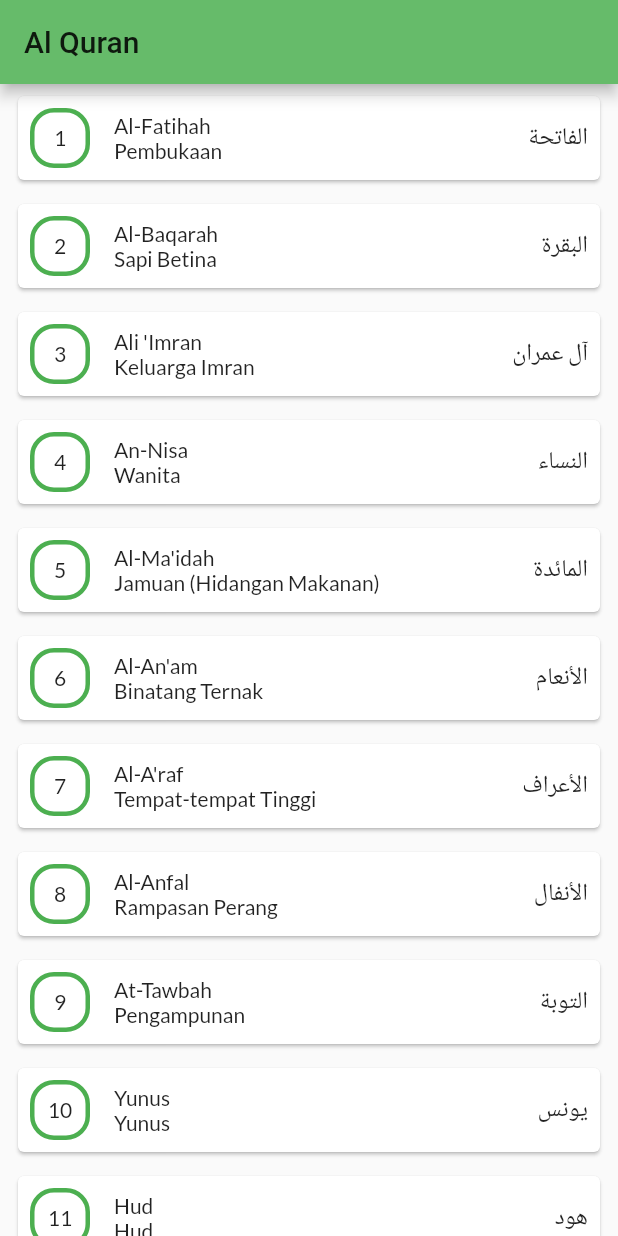
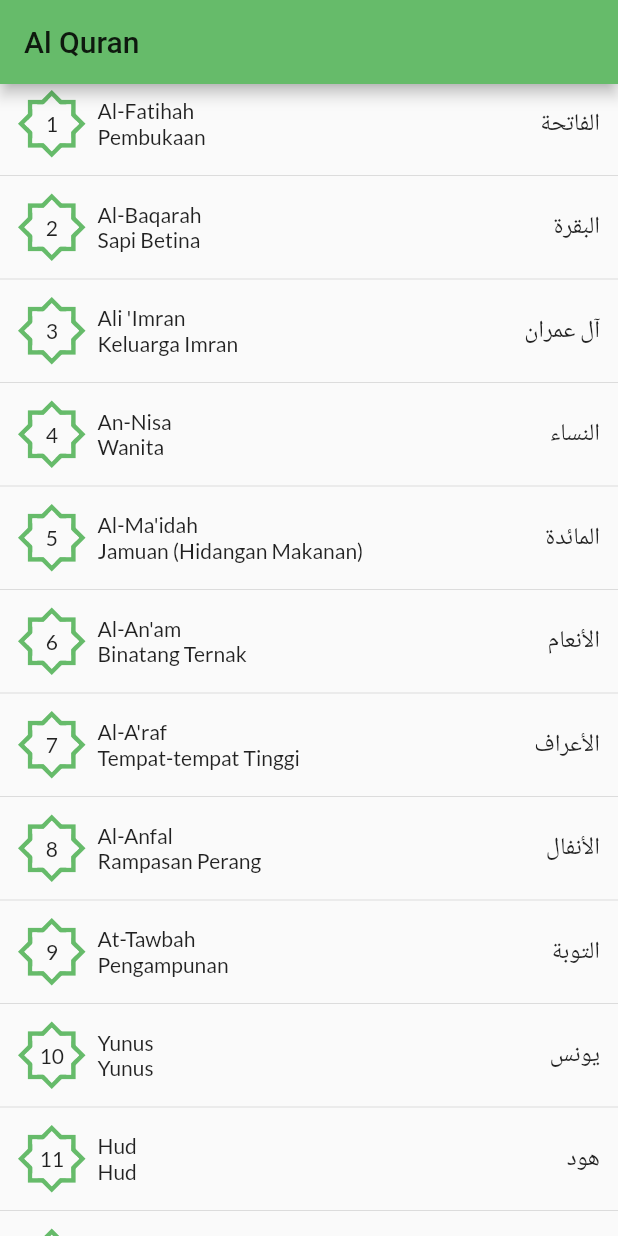
Before and after one commit to ahmadfaizk/flutter-alquran, a Flutter app: the screen it shows after launch, on a phone screen of 412 x 824 dp. Run offline on Flutter 3.47's test engine with Material 2 defaults, Android fonts, the phone set to English and light mode, and no system bars; our stand-ins replace bloc, equatable, flutter_bloc, get, google_fonts, lottie.

Commit message:
add octagonal_container widget

```diff
--- a/lib/ui/home.dart
+++ b/lib/ui/home.dart
@@ -1,5 +1,6 @@
 import 'package:alquran/bloc/bloc.dart';
 import 'package:alquran/model/models.dart';
+import 'package:alquran/ui/ui.dart';
 import 'package:flutter/material.dart';
 import 'package:flutter_bloc/flutter_bloc.dart';
 import 'package:get/route_manager.dart';
@@ -22,33 +23,26 @@ class Home extends StatelessWidget {
           if (state is LoadingState) {
             return Center(child: CircularProgressIndicator());
           } else if (state is SuccessState<List<Chapter>>) {
-            return ListView.builder(
+            return ListView.separated(
+              separatorBuilder: (context, index) => Divider(),
               itemCount: state.data.length,
               itemBuilder: (context, index) {
                 var chapter = state.data[index];
                 return Container(
-                    margin: EdgeInsets.fromLTRB(8, 4, 8, 4),
+                    margin: EdgeInsets.symmetric(horizontal: 8),
                     child: GestureDetector(
-                      child: Card(
-                          child: Padding(
-                        padding: const EdgeInsets.all(8.0),
+                      child: Padding(
+                        padding: const EdgeInsets.all(4.0),
                         child: Row(
                           mainAxisAlignment: MainAxisAlignment.start,
                           children: [
-                            Container(
-                              width: 40,
-                              height: 40,
-                              padding: EdgeInsets.all(4),
-                              decoration: BoxDecoration(
-                                  border:
-                                      Border.all(color: Colors.green, width: 3),
-                                  borderRadius: BorderRadius.circular(16)),
-                              child: Center(
-                                  child:
-                                      Text(chapter.chapterNumber.toString())),
+                            OctagonalContainer(
+                              size: 45,
+                              borderWidth: 3,
+                              child: Text(chapter.chapterNumber.toString()),
                             ),
                             Container(
-                              margin: EdgeInsets.only(left: 16),
+                              margin: EdgeInsets.only(left: 8),
                               child: Column(
                                 crossAxisAlignment: CrossAxisAlignment.start,
                                 children: [
@@ -68,7 +62,7 @@ class Home extends StatelessWidget {
                             )
                           ],
                         ),
-                      )),
+                      ),
                       onTap: () {
                         Get.toNamed(
                             '/surah?name=${chapter.nameSimple}&id=${chapter.chapterNumber}');
--- /dev/null
+++ b/lib/ui/octagonal_container.dart
@@ -0,0 +1,85 @@
+import 'dart:math';
+
+import 'package:flutter/material.dart';
+
+class OctagonalContainer extends StatelessWidget {
+  final double size;
+  final double borderWidth;
+  final Color borderColor;
+  final Color backgroundColor;
+  final Widget child;
+
+  OctagonalContainer(
+      {@required this.size,
+      @required this.borderWidth,
+      this.borderColor,
+      this.backgroundColor = Colors.white,
+      this.child});
+
+  @override
+  Widget build(BuildContext context) {
+    double childSize = _getChildSize(size);
+    var theme = Theme.of(context);
+    return SizedBox(
+      width: size,
+      height: size,
+      child: Center(
+        child: Stack(
+          children: [
+            SizedBox(
+              height: childSize,
+              width: childSize,
+              child: Container(
+                decoration: BoxDecoration(
+                    border: Border.all(
+                        color: borderColor ?? theme.primaryColor,
+                        width: borderWidth)),
+              ),
+            ),
+            Transform.rotate(
+              angle: pi / 4,
+              child: SizedBox(
+                height: childSize,
+                width: childSize,
+                child: Container(
+                  decoration: BoxDecoration(
+                      border: Border.all(
+                          color: borderColor ?? theme.primaryColor,
+                          width: borderWidth)),
+                ),
+              ),
+            ),
+            Transform.rotate(
+              angle: pi / 4,
+              child: Padding(
+                padding: EdgeInsets.all(borderWidth),
+                child: SizedBox(
+                  height: childSize - 2 * borderWidth,
+                  width: childSize - 2 * borderWidth,
+                  child: Container(
+                    color: theme.canvasColor,
+                  ),
+                ),
+              ),
+            ),
+            Padding(
+              padding: EdgeInsets.all(borderWidth),
+              child: SizedBox(
+                height: childSize - 2 * borderWidth,
+                width: childSize - 2 * borderWidth,
+                child: Container(
+                  color: theme.canvasColor,
+                  child: Center(child: child),
+                ),
+              ),
+            ),
+          ],
+        ),
+      ),
+    );
+  }
+
+  double _getChildSize(double size) {
+    return (size * sqrt(2)) / 2;
+  }
+}
--- a/lib/ui/ui.dart
+++ b/lib/ui/ui.dart
@@ -1,3 +1,4 @@
 export './home.dart';
 export './surah.dart';
 export './splash_layout.dart';
+export './octagonal_container.dart';
```
